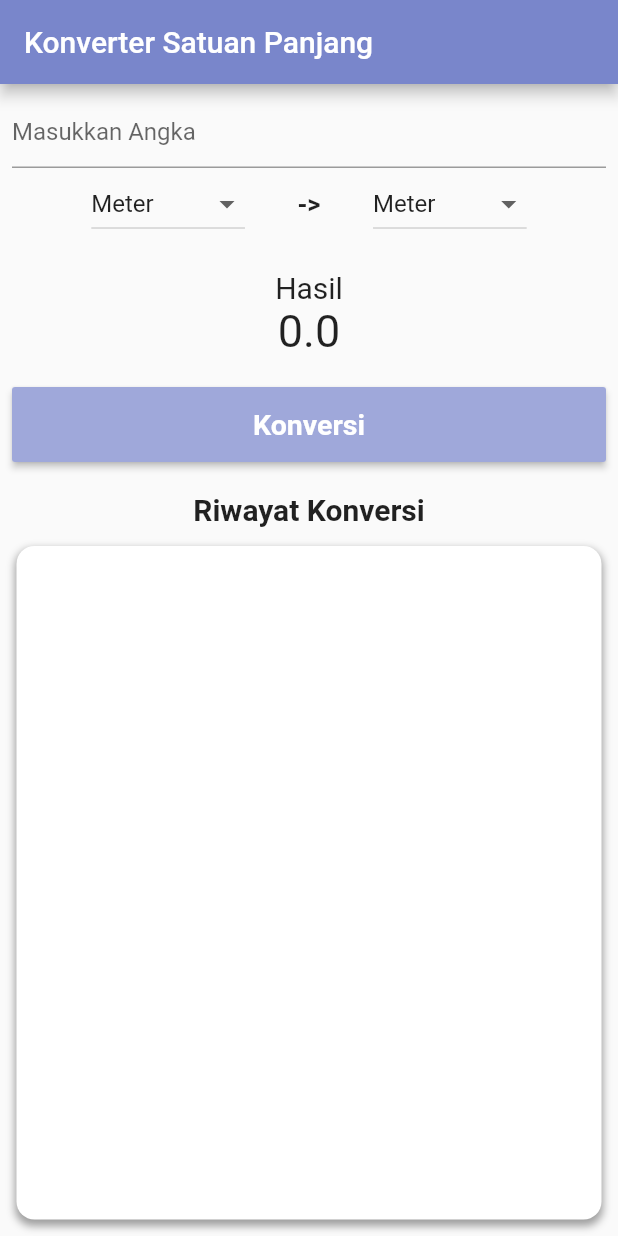
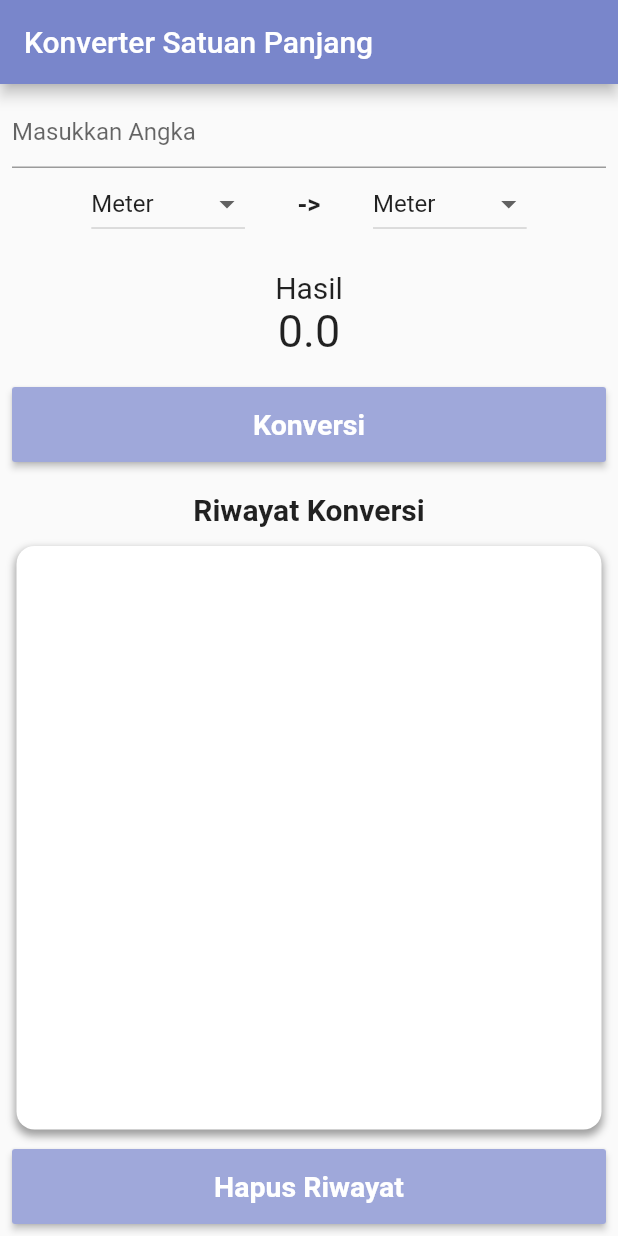
Before and after one commit to tsaniarisqi/kuis_mobile_flutter_konversi_satuan_panjang, a Flutter app: the screen it shows after launch, on a phone screen of 412 x 824 dp. Run offline on Flutter 3.47's test engine with Material 2 defaults, Android fonts, the phone set to English and light mode, and no system bars.

Commit message:
Menambahkan button dan fungsi untuk menghapus riwayat konversi

```diff
--- a/lib/main.dart
+++ b/lib/main.dart
@@ -102,6 +102,13 @@ class _MyAppState extends State<MyApp> {
     });
   }
 
+  // fungsi untuk menghapus riwayat konversi
+  void _deleteRiwayat() {
+    setState(() {
+      listViewItem.clear();
+    });
+  }
+
   @override
   Widget build(BuildContext context) {
     return MaterialApp(
@@ -167,6 +174,26 @@ class _MyAppState extends State<MyApp> {
               ),
               Expanded(
                 child: RiwayatKonversi(listViewItem: listViewItem),
+              ),
+              Container(
+                margin: EdgeInsets.only(top: 10),
+                child: SizedBox(
+                  width: double.infinity,
+                  height: 50,
+                  // ignore: deprecated_member_use
+                  child: RaisedButton(
+                    onPressed: () {
+                      _deleteRiwayat();
+                    },
+                    color: Colors.indigo[200],
+                    textColor: Colors.white,
+                    child: const Text(
+                      'Hapus Riwayat',
+                      style:
+                          TextStyle(fontSize: 19, fontWeight: FontWeight.bold),
+                    ),
+                  ),
+                ),
               )
             ],
           ),
```
